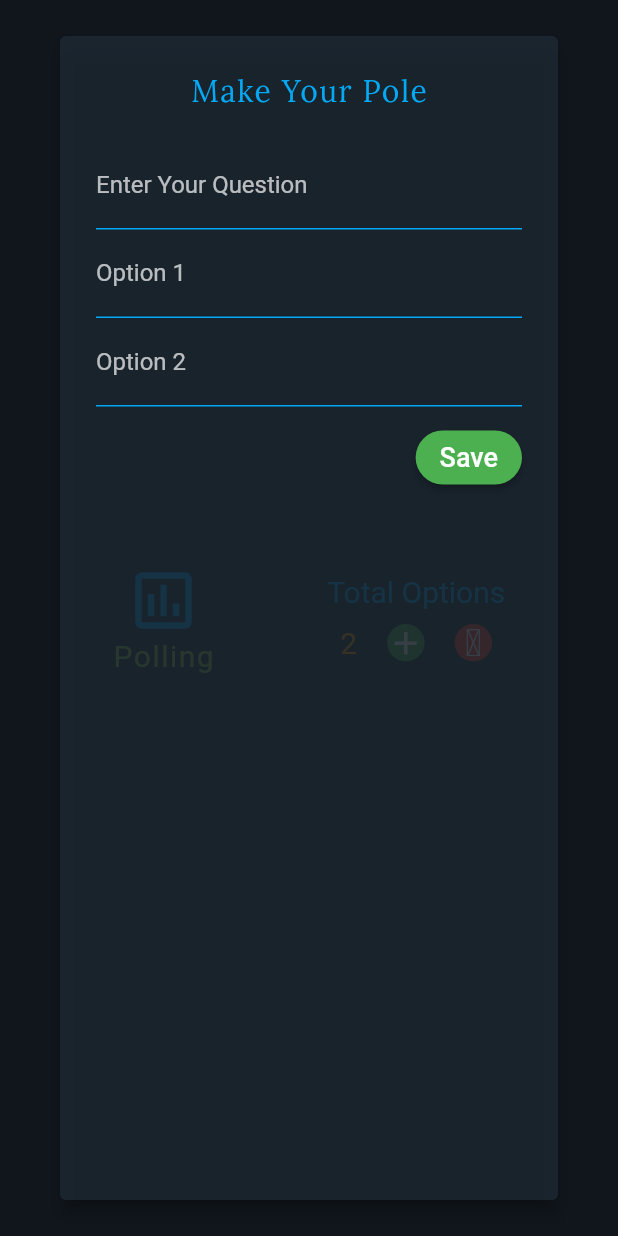
After one commit to SamarpanCoder2002/Generation, a Flutter app: the PollMaker screen opened directly, after a tap on "Polling", on a phone screen of 412 x 824 dp. The commit adds this screen. Run offline on Flutter 3.47's test engine with Material 2 defaults, Android fonts, the phone set to English and light mode, and no system bars; our stand-ins replace cloud_firestore, dio, file_picker, firebase_auth, firebase_core, firebase_messaging and 19 more; missing offline and left inert: circle_list, emoji_picker, flutter_autolink_text, flutter_sound, pdf_viewer_plugin, polls and 2 more; accounts and stored records are empty.

Commit message:
Polling Activity Maker some UI Added

```diff
--- a/lib/BackendAndDatabaseManager/Dataset/data_type.dart
+++ b/lib/BackendAndDatabaseManager/Dataset/data_type.dart
@@ -8,3 +8,7 @@ enum MediaTypes {
   Document,
   Indicator,
 }
+
+enum ActivityOptions{
+  Polling,
+}
--- a/lib/FrontEnd/Activity/activity_maker.dart
+++ b/lib/FrontEnd/Activity/activity_maker.dart
@@ -1,20 +1,21 @@
 import 'dart:io';
 
+import 'package:animations/animations.dart';
 import 'package:circle_list/circle_list.dart';
 import 'package:circle_list/radial_drag_gesture_detector.dart';
+import 'package:firebase_auth/firebase_auth.dart';
 import 'package:flutter/material.dart';
 import 'package:flutter/cupertino.dart';
+import 'package:generation_official/FrontEnd/Activity/activity_options.dart';
 import 'package:image_picker/image_picker.dart';
 
 import 'package:generation_official/FrontEnd/Activity/status_text_container.dart';
 import 'package:generation_official/FrontEnd/Preview/images_preview_screen.dart';
 
+
 activityList(
     {@required BuildContext context,
     @required List<String> allConnectionsUserName}) {
-
-
-
   return showDialog(
     context: context,
     builder: (context) => activityListOptions(context, allConnectionsUserName),
@@ -23,6 +24,7 @@ activityList(
 
 activityListOptions(BuildContext context, List<String> allConnectionsUserName) {
   final ImagePicker picker = ImagePicker();
+
   return AlertDialog(
     elevation: 0.3,
     shape: RoundedRectangleBorder(
@@ -110,7 +112,7 @@ activityListOptions(BuildContext context, List<String> allConnectionsUserName) {
                       imageQuality: 50,
                     );
 
-                    if(pickedFile != null){
+                    if (pickedFile != null) {
                       print(pickedFile.path);
 
                       Navigator.push(
@@ -222,7 +224,16 @@ activityListOptions(BuildContext context, List<String> allConnectionsUserName) {
                   },
                 ),
               ),
-              Container(
+              OpenContainer(
+                closedElevation: 0.0,
+                closedColor: const Color.fromRGBO(34, 48, 60, 0.6),
+                openColor: const Color.fromRGBO(34, 48, 60, 0.6),
+                middleColor: const Color.fromRGBO(34, 48, 60, 0.6),
+                openBuilder: (context, openWidget){
+                  return PollMaker();
+                },
+                closedBuilder: (context, closeWidget){
+                  return Container(
                     width: 38,
                     height: 38,
                     decoration: BoxDecoration(
@@ -231,13 +242,12 @@ activityListOptions(BuildContext context, List<String> allConnectionsUserName) {
                           color: Colors.blue,
                           width: 3,
                         )),
-                child: GestureDetector(
-                  onTap: () async {},
                     child: Icon(
                       Icons.create,
                       color: Colors.lightGreen,
                     ),
-                ),
+                  );
+                },
               ),
             ],
           )
--- /dev/null
+++ b/lib/FrontEnd/Activity/activity_options.dart
@@ -0,0 +1,239 @@
+import 'package:flutter/material.dart';
+import 'package:flutter/cupertino.dart';
+import 'package:flutter_icons/flutter_icons.dart';
+import 'package:fluttertoast/fluttertoast.dart';
+import 'package:generation_official/BackendAndDatabaseManager/general_services/toast_message_manage.dart';
+
+// ignore: must_be_immutable
+class PollMaker extends StatefulWidget {
+  @override
+  _PollMakerState createState() => _PollMakerState();
+}
+
+class _PollMakerState extends State<PollMaker> {
+  int argument = 2;
+
+  List<TextEditingController> _textEditingController = [];
+
+  FToast _fToast = FToast();
+
+  @override
+  void initState() {
+    _textEditingController =
+        List.generate(argument + 1, (index) => TextEditingController());
+
+    _fToast.init(context);
+
+    super.initState();
+  }
+
+  @override
+  Widget build(BuildContext context) {
+    return Scaffold(
+      backgroundColor: const Color.fromRGBO(34, 48, 60, 1),
+      body: Center(
+        child: ListView(
+          shrinkWrap: true,
+          children: [
+            pollingOptionsCreator(),
+          ],
+        ),
+      ),
+    );
+  }
+
+  Widget pollingOptionsCreator(){
+    return Row(
+      mainAxisAlignment: MainAxisAlignment.spaceEvenly,
+      children: [
+        GestureDetector(
+          onTap: polling,
+          child: Column(
+            children: [
+              Icon(
+                Icons.poll_outlined,
+                size: 50.0,
+                color: Colors.lightBlue,
+              ),
+              Center(
+                child: Text(
+                  'Polling',
+                  style: TextStyle(
+                    fontSize: 20.0,
+                    color: Colors.lightGreen,
+                    letterSpacing: 1.0,
+                  ),
+                ),
+              )
+            ],
+          ),
+        ),
+        Column(
+          children: [
+            Text(
+              'Total Options',
+              style: TextStyle(
+                color: Colors.lightBlue,
+                fontSize: 20.0,
+              ),
+            ),
+            SizedBox(
+              height: 10.0,
+            ),
+            Row(
+              mainAxisAlignment: MainAxisAlignment.spaceEvenly,
+              children: [
+                Text(
+                  argument.toString(),
+                  style: TextStyle(
+                    color: Colors.orange,
+                    fontSize: 20.0,
+                  ),
+                ),
+                SizedBox(
+                  width: 20.0,
+                ),
+                optionsMaintain(
+                  iconData: Icons.add,
+                  iconColor: Colors.green,
+                ),
+                SizedBox(
+                  width: 20.0,
+                ),
+                optionsMaintain(
+                  iconData: Entypo.minus,
+                  iconColor: Colors.red,
+                ),
+              ],
+            ),
+          ],
+        ),
+      ],
+    );
+  }
+
+  Widget optionsMaintain(
+      {@required IconData iconData, @required Color iconColor}) {
+    return Center(
+      child: GestureDetector(
+        child: Container(
+          decoration: BoxDecoration(
+            shape: BoxShape.circle,
+            color: iconColor,
+          ),
+          child: Icon(
+            iconData,
+            size: 25.0,
+            color: Colors.white,
+          ),
+        ),
+        onTap: () {
+          if (mounted) {
+            setState(() {
+              if (iconData == Icons.add)
+                argument += 1;
+              else if (iconData == Entypo.minus && argument > 2) {
+                argument -= 1;
+              }else{
+               showToast('Minimum 2 Options are Compulsory', _fToast, toastColor: Colors.red, fontSize: 16.0, seconds: 3,);
+              }
+
+              _textEditingController = List.generate(
+                  argument + 1, (index) => TextEditingController());
+            });
+          }
+        },
+      ),
+    );
+  }
+
+  void polling() {
+    showDialog(
+        context: context,
+        builder: (_) => AlertDialog(
+              elevation: 5.0,
+              backgroundColor: const Color.fromRGBO(34, 48, 60, 0.6),
+              title: StatefulBuilder(builder: (context, setState) {
+                return Center(
+                  child: Text(
+                    'Make Your Pole',
+                    style: TextStyle(
+                      color: Colors.lightBlue,
+                      fontFamily: 'Lora',
+                      letterSpacing: 1.0,
+                    ),
+                  ),
+                );
+              }),
+              content: Container(
+                width: double.maxFinite,
+                height: double.maxFinite,
+                child: Form(
+                  // key: this._userNameKey,
+                  child: SizedBox(
+                    width: double.maxFinite,
+                    child: ListView(
+                      shrinkWrap: true,
+                      children: [
+                        for (int i = 0; i <= argument; i++)
+                          i == 0
+                              ? answersSection(
+                                  labelText: 'Enter Your Question',
+                                  textEditingController:
+                                      _textEditingController[i])
+                              : answersSection(
+                                  labelText: 'Option $i',
+                                  textEditingController:
+                                      _textEditingController[i]),
+                        SizedBox(
+                          height: 10.0,
+                        ),
+                        Align(
+                          alignment: Alignment.centerRight,
+                          child: ElevatedButton(
+                            style: ElevatedButton.styleFrom(
+                                primary: Colors.green,
+                                shape: RoundedRectangleBorder(
+                                  borderRadius: BorderRadius.circular(30.0),
+                                )),
+                            child: Text(
+                              "Save",
+                              style: TextStyle(
+                                  fontSize: 18.0, color: Colors.white),
+                            ),
+                            onPressed: () async {},
+                          ),
+                        )
+                      ],
+                    ),
+                  ),
+                ),
+              ),
+            ));
+  }
+
+  Widget answersSection(
+      {@required String labelText,
+      @required TextEditingController textEditingController}) {
+    return TextFormField(
+      controller: textEditingController,
+      style: TextStyle(color: Colors.white),
+      validator: (inputUserName) {
+        if (inputUserName.length < 6)
+          return "User Name At Least 6 Characters";
+        else if (inputUserName.contains(' ') || inputUserName.contains('@'))
+          return "Space and '@' Not Allowed...User '_' instead of space";
+        else if (inputUserName.contains('__'))
+          return "'__' Not Allowed...User '_' instead of '__'";
+        return null;
+      },
+      decoration: InputDecoration(
+        labelText: labelText,
+        labelStyle: TextStyle(color: Colors.white70),
+        enabledBorder: UnderlineInputBorder(
+          borderSide: BorderSide(color: Colors.lightBlue),
+        ),
+      ),
+    );
+  }
+}
--- /dev/null
+++ b/lib/FrontEnd/Activity/polls_maker.dart
@@ -0,0 +1,18 @@
+import 'package:flutter/material.dart';
+import 'package:flutter/cupertino.dart';
+import 'package:polls/polls.dart';
+
+class PollsMaker extends StatefulWidget {
+  const PollsMaker({Key key}) : super(key: key);
+
+  @override
+  _PollsMakerState createState() => _PollsMakerState();
+}
+
+class _PollsMakerState extends State<PollsMaker> {
+  @override
+  Widget build(BuildContext context) {
+
+
+  }
+}
--- a/lib/main.dart
+++ b/lib/main.dart
@@ -4,9 +4,6 @@ import 'package:firebase_messaging/firebase_messaging.dart';
 import 'package:flutter/material.dart';
 import 'package:flutter/cupertino.dart';
 import 'package:firebase_core/firebase_core.dart';
-import 'package:flutter/services.dart';
-import 'package:generation_official/BackendAndDatabaseManager/sqlite_services/local_storage_controller.dart';
-import 'package:workmanager/workmanager.dart';
 
 import 'package:generation_official/FrontEnd/MainScreen/MainWindow.dart';
 import 'package:generation_official/FrontEnd/Auth_UI/sign_up_UI.dart';
--- a/pubspec.yaml
+++ b/pubspec.yaml
@@ -40,6 +40,7 @@ dependencies:
   flutter_local_notifications: ^5.0.0+4
   workmanager: ^0.4.0
   share: ^2.0.1
+  polls:
 
   circle_list:
   image_picker:
```
Lines whose indentation alone changed are shown as unchanged.
